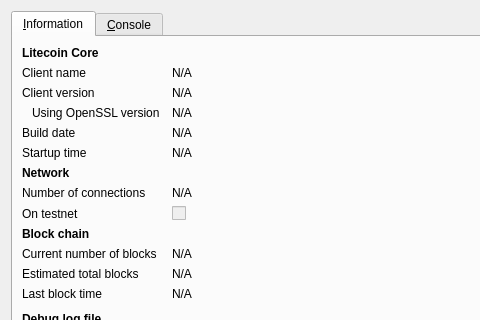
Old version of the form src/qt/forms/rpcconsole.ui in the repository Cryptostrike/Liarcoin; both pictures show x 0 to 480 and y 0 to 320 of the 740 by 450 pixel window.
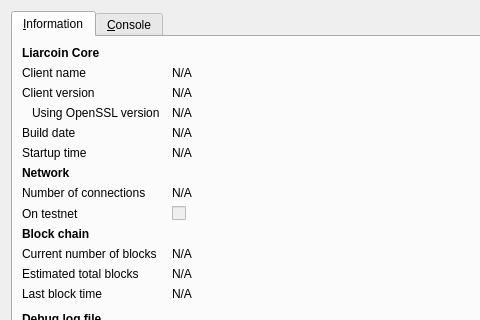
New version of the form. Icons and pictures are not drawn.

Commit message: Rename all files with Litecoin in

Patch:
```diff
--- a/src/qt/forms/rpcconsole.ui
+++ b/src/qt/forms/rpcconsole.ui
@@ -36,7 +36,7 @@
           </font>
          </property>
          <property name="text">
-          <string>Litecoin Core</string>
+          <string>Liarcoin Core</string>
          </property>
         </widget>
        </item>
```
Left out of the diff: 6 changed lines with no effect on the pictures. The commit also changes 102 other files.
